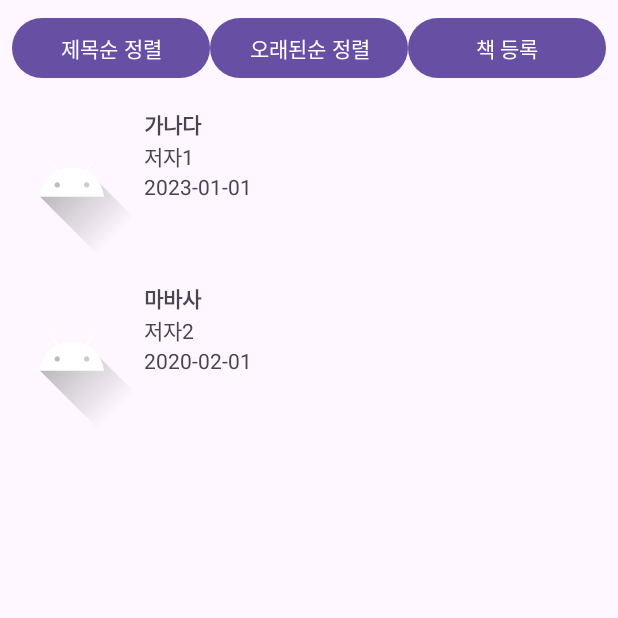
After one commit to Bookcord-Mobile-Programming/Follow-the-Book-Path, an Android app: the LibraryActivity screen opened directly, with no data from a screen before it, on a phone screen of 412 x 824 dp, the top half of it. The commit adds this screen. Run offline under Robolectric (Android 15) with nearby library versions, the phone set to English and light mode, and no system bars.

Commit message:
Implement LibraryActivity with RecyclerView and sorting buttons

```diff
--- a/app/src/main/AndroidManifest.xml
+++ b/app/src/main/AndroidManifest.xml
@@ -12,15 +12,22 @@
         android:supportsRtl="true"
         android:theme="@style/Theme.FollowtheBookPath"
         tools:targetApi="31">
+
+        <!-- MainActivity -->
         <activity
             android:name=".MainActivity"
             android:exported="true">
             <intent-filter>
                 <action android:name="android.intent.action.MAIN" />
-
                 <category android:name="android.intent.category.LAUNCHER" />
             </intent-filter>
         </activity>
+
+        <!-- LibraryActivity 등록 -->
+        <activity
+            android:name=".LibraryActivity"
+            android:exported="true" />
     </application>
 
+
 </manifest>
--- /dev/null
+++ b/app/src/main/java/com/example/follow_the_book_path/Book.java
@@ -0,0 +1,32 @@
+package com.example.follow_the_book_path;
+import java.util.Date;
+
+public class Book {
+    private String title;
+    private String author;
+    private Date date; // 날짜를 Date 객체로 저장
+    private int imageResId;
+
+    public Book(String title, String author, Date date, int imageResId) {
+        this.title = title;
+        this.author = author;
+        this.date = date;
+        this.imageResId = imageResId;
+    }
+
+    public String getTitle() {
+        return title;
+    }
+
+    public String getAuthor() {
+        return author;
+    }
+
+    public Date getDate() {
+        return date;
+    }
+
+    public int getImageResId() {
+        return imageResId;
+    }
+}
--- /dev/null
+++ b/app/src/main/java/com/example/follow_the_book_path/BookAdapter.java
@@ -0,0 +1,62 @@
+package com.example.follow_the_book_path;
+
+import android.view.LayoutInflater;
+import android.view.View;
+import android.view.ViewGroup;
+import android.widget.ImageView;
+import android.widget.TextView;
+import androidx.annotation.NonNull;
+import androidx.recyclerview.widget.RecyclerView;
+import java.text.SimpleDateFormat;
+import java.util.List;
+
+public class BookAdapter extends RecyclerView.Adapter<BookAdapter.BookViewHolder> {
+
+    private List<Book> bookList;
+
+    // 생성자
+    public BookAdapter(List<Book> bookList) {
+        this.bookList = bookList;
+    }
+
+    @NonNull
+    @Override
+    public BookViewHolder onCreateViewHolder(@NonNull ViewGroup parent, int viewType) {
+        View view = LayoutInflater.from(parent.getContext()).inflate(R.layout.item_book, parent, false);
+        return new BookViewHolder(view);
+    }
+
+    @Override
+    public void onBindViewHolder(@NonNull BookViewHolder holder, int position) {
+        Book book = bookList.get(position);
+
+        // 제목, 저자, 이미지 설정
+        holder.titleTextView.setText(book.getTitle());
+        holder.authorTextView.setText(book.getAuthor());
+        holder.bookImageView.setImageResource(book.getImageResId());
+
+        // 날짜 형식 변환 및 설정
+        SimpleDateFormat sdf = new SimpleDateFormat("yyyy-MM-dd"); // 날짜 형식
+        String formattedDate = sdf.format(book.getDate()); // Date 객체 -> 문자열
+        holder.dateTextView.setText(formattedDate);
+    }
+
+    @Override
+    public int getItemCount() {
+        return bookList.size();
+    }
+
+    // ViewHolder 클래스
+    static class BookViewHolder extends RecyclerView.ViewHolder {
+        TextView titleTextView, authorTextView, dateTextView;
+        ImageView bookImageView;
+
+        public BookViewHolder(@NonNull View itemView) {
+            super(itemView);
+            titleTextView = itemView.findViewById(R.id.title_text_view);
+            authorTextView = itemView.findViewById(R.id.author_text_view);
+            dateTextView = itemView.findViewById(R.id.date_text_view);
+            bookImageView = itemView.findViewById(R.id.book_image_view);
+        }
+    }
+}
--- /dev/null
+++ b/app/src/main/java/com/example/follow_the_book_path/LibraryActivity.java
@@ -0,0 +1,58 @@
+package com.example.follow_the_book_path;
+
+import android.os.Bundle;
+import android.widget.Button;
+import androidx.appcompat.app.AppCompatActivity;
+import androidx.recyclerview.widget.LinearLayoutManager;
+import androidx.recyclerview.widget.RecyclerView;
+import java.text.SimpleDateFormat;
+import java.util.Date;
+import java.util.List;
+import java.util.ArrayList;
+
+public class LibraryActivity extends AppCompatActivity {
+
+    private RecyclerView recyclerView;
+    private BookAdapter bookAdapter;
+    private List<Book> bookList;
+
+    @Override
+    protected void onCreate(Bundle savedInstanceState) {
+        super.onCreate(savedInstanceState);
+        setContentView(R.layout.activity_library);
+
+        // RecyclerView 초기화
+        recyclerView = findViewById(R.id.book_list_recycler_view);
+        recyclerView.setLayoutManager(new LinearLayoutManager(this));
+
+        // 예제 데이터 추가
+        SimpleDateFormat sdf = new SimpleDateFormat("yyyy-MM-dd");
+        bookList = new ArrayList<>();
+
+        try {
+            bookList.add(new Book("가나다", "저자1", sdf.parse("2023-01-01"), R.drawable.ic_launcher_foreground));
+            bookList.add(new Book("마바사", "저자2", sdf.parse("2020-02-01"), R.drawable.ic_launcher_foreground));
+        } catch (java.text.ParseException e) {
+            e.printStackTrace();
+        }
+
+        // 어댑터 설정
+        bookAdapter = new BookAdapter(bookList);
+        recyclerView.setAdapter(bookAdapter);
+
+        // 정렬 버튼 설정
+        Button sortTitleButton = findViewById(R.id.sort_title_button);
+        sortTitleButton.setOnClickListener(v -> {
+            // 제목순 정렬
+            bookList.sort((b1, b2) -> b1.getTitle().compareTo(b2.getTitle()));
+            bookAdapter.notifyDataSetChanged();
+        });
+
+        Button sortDateButton = findViewById(R.id.sort_date_button);
+        sortDateButton.setOnClickListener(v -> {
+            // 날짜순 정렬
+            bookList.sort((b1, b2) -> b1.getDate().compareTo(b2.getDate()));
+            bookAdapter.notifyDataSetChanged();
+        });
+    }
+}
--- a/app/src/main/java/com/example/follow_the_book_path/MainActivity.java
+++ b/app/src/main/java/com/example/follow_the_book_path/MainActivity.java
@@ -1,8 +1,10 @@
 package com.example.follow_the_book_path;
 
+import android.content.Intent;
+import android.os.Bundle;
+import android.view.View;
+import android.widget.Button;
 import androidx.appcompat.app.AppCompatActivity;
-
-import android.os.Bundle;
 
 public class MainActivity extends AppCompatActivity {
 
@@ -10,5 +12,18 @@ public class MainActivity extends AppCompatActivity {
     protected void onCreate(Bundle savedInstanceState) {
         super.onCreate(savedInstanceState);
         setContentView(R.layout.activity_main);
+
+        // "내 서재로 이동" 버튼 참조
+        Button goToLibraryButton = findViewById(R.id.go_to_library_button);
+
+        // 버튼 클릭 이벤트 처리
+        goToLibraryButton.setOnClickListener(new View.OnClickListener() {
+            @Override
+            public void onClick(View v) {
+                // LibraryActivity로 이동
+                Intent intent = new Intent(MainActivity.this, LibraryActivity.class);
+                startActivity(intent);
+            }
+        });
     }
 }
--- /dev/null
+++ b/app/src/main/res/layout/activity_library.xml
@@ -0,0 +1,42 @@
+<?xml version="1.0" encoding="utf-8"?>
+<LinearLayout
+    xmlns:android="http://schemas.android.com/apk/res/android"
+    android:layout_width="match_parent"
+    android:layout_height="match_parent"
+    android:orientation="vertical">
+
+    <!-- 정렬 옵션 버튼 -->
+    <LinearLayout
+        android:layout_width="match_parent"
+        android:layout_height="wrap_content"
+        android:orientation="horizontal"
+        android:padding="8dp">
+
+        <Button
+            android:id="@+id/sort_title_button"
+            android:layout_width="0dp"
+            android:layout_height="wrap_content"
+            android:layout_weight="1"
+            android:text="제목순 정렬" />
+
+        <Button
+            android:id="@+id/sort_date_button"
+            android:layout_width="0dp"
+            android:layout_height="wrap_content"
+            android:layout_weight="1"
+            android:text="오래된순 정렬" />
+
+        <Button
+            android:id="@+id/add_book_button"
+            android:layout_width="0dp"
+            android:layout_height="wrap_content"
+            android:layout_weight="1"
+            android:text="책 등록" />
+    </LinearLayout>
+
+    <!-- RecyclerView -->
+    <androidx.recyclerview.widget.RecyclerView
+        android:id="@+id/book_list_recycler_view"
+        android:layout_width="match_parent"
+        android:layout_height="match_parent" />
+</LinearLayout>
--- a/app/src/main/res/layout/activity_main.xml
+++ b/app/src/main/res/layout/activity_main.xml
@@ -1,18 +1,25 @@
 <?xml version="1.0" encoding="utf-8"?>
-<androidx.constraintlayout.widget.ConstraintLayout xmlns:android="http://schemas.android.com/apk/res/android"
-    xmlns:app="http://schemas.android.com/apk/res-auto"
-    xmlns:tools="http://schemas.android.com/tools"
+<LinearLayout
+    xmlns:android="http://schemas.android.com/apk/res/android"
     android:layout_width="match_parent"
     android:layout_height="match_parent"
-    tools:context=".MainActivity">
+    android:orientation="vertical"
+    android:gravity="center">
 
+    <!-- 앱의 첫 화면 타이틀 -->
     <TextView
+        android:id="@+id/app_title"
         android:layout_width="wrap_content"
         android:layout_height="wrap_content"
-        android:text="Hello World!"
-        app:layout_constraintBottom_toBottomOf="parent"
-        app:layout_constraintEnd_toEndOf="parent"
-        app:layout_constraintStart_toStartOf="parent"
-        app:layout_constraintTop_toTopOf="parent" />
+        android:text="책길따라"
+        android:textSize="24sp"
+        android:textStyle="bold"
+        android:gravity="center" />
 
-</androidx.constraintlayout.widget.ConstraintLayout>
+    <!-- 내 서재로 이동 버튼 -->
+    <Button
+        android:id="@+id/go_to_library_button"
+        android:layout_width="wrap_content"
+        android:layout_height="wrap_content"
+        android:text="내 서재로 이동" />
+</LinearLayout>
--- /dev/null
+++ b/app/src/main/res/layout/item_book.xml
@@ -0,0 +1,44 @@
+<?xml version="1.0" encoding="utf-8"?>
+<LinearLayout
+    xmlns:android="http://schemas.android.com/apk/res/android"
+    android:layout_width="match_parent"
+    android:layout_height="wrap_content"
+    android:orientation="horizontal"
+    android:padding="8dp">
+
+    <!-- 책 이미지 -->
+    <ImageView
+        android:id="@+id/book_image_view"
+        android:layout_width="80dp"
+        android:layout_height="100dp"
+        android:layout_marginEnd="8dp"
+        android:scaleType="centerCrop"
+        android:src="@drawable/ic_launcher_foreground" />
+
+    <!-- 책 정보 -->
+    <LinearLayout
+        android:layout_width="0dp"
+        android:layout_height="wrap_content"
+        android:layout_weight="1"
+        android:orientation="vertical">
+
+        <TextView
+            android:id="@+id/title_text_view"
+            android:layout_width="match_parent"
+            android:layout_height="wrap_content"
+            android:text="Title"
+            android:textStyle="bold" />
+
+        <TextView
+            android:id="@+id/author_text_view"
+            android:layout_width="match_parent"
+            android:layout_height="wrap_content"
+            android:text="Author" />
+
+        <TextView
+            android:id="@+id/date_text_view"
+            android:layout_width="match_parent"
+            android:layout_height="wrap_content"
+            android:text="Date" />
+    </LinearLayout>
+</LinearLayout>
```
Also changed, not shown: 1 other file.
